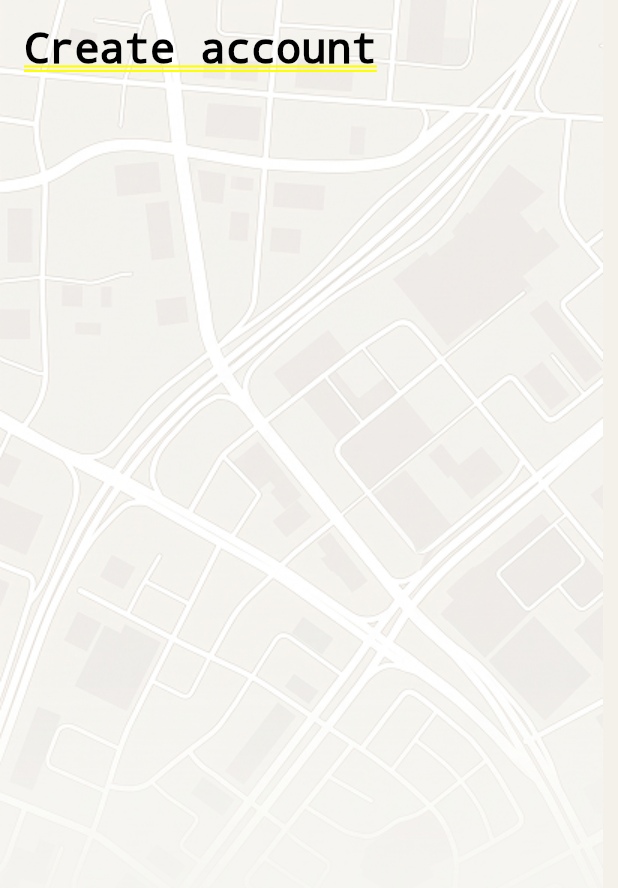
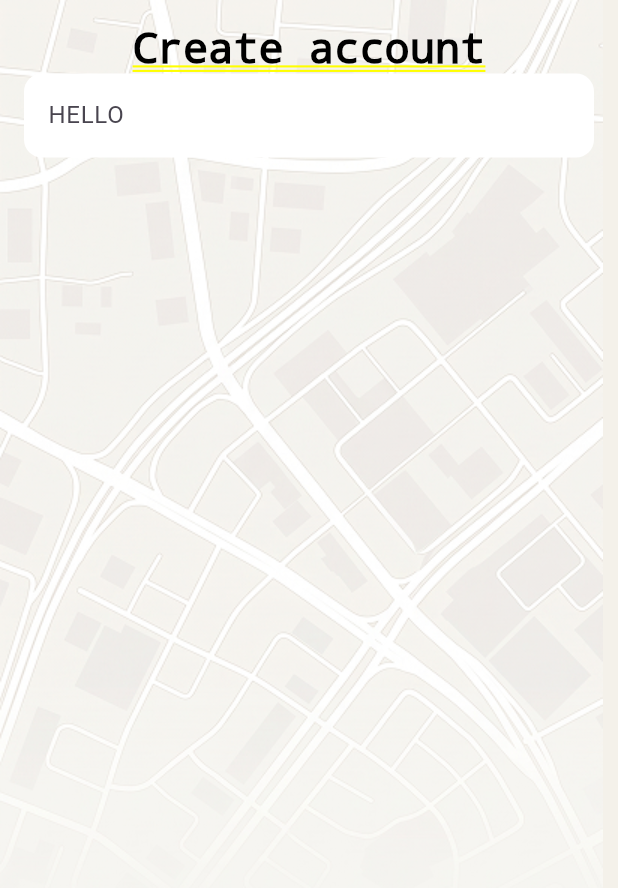
Before and after one commit to kjomana05-oss/Project, a Flutter app: the LoginScreen screen opened by its route, on a phone screen of 412 x 824 dp. Shown: the top 888 px of the screen. Run offline on Flutter 3.47's test engine with Material 3 defaults, Android fonts, the phone set to English and light mode, and no system bars; our stand-ins replace flutter_svg.

Commit message:
+ Initialized login screen

```diff
--- a/lib/screens/login_screen/login_screen.dart
+++ b/lib/screens/login_screen/login_screen.dart
@@ -1,6 +1,7 @@
 import 'package:flutter/material.dart';
 import 'package:project/utils/resources/app_assets.dart';
 import 'package:project/utils/resources/app_color.dart';
+import 'package:project/widgets/custom_text_field.dart';
 
 class LoginScreen extends StatelessWidget {
   const LoginScreen({super.key});
@@ -25,6 +26,7 @@ class LoginScreen extends StatelessWidget {
                       fontSize: 28,
                     ),
                   ),
+                  CustomTextField(hintText: "HELLO"),
                 ],
               ),
             ),
```
Also changed, not shown: lib/screens/welcome_screen/welcome_screen.dart (+7 -7 lines), assets/icons/passenger_icon.svg.
